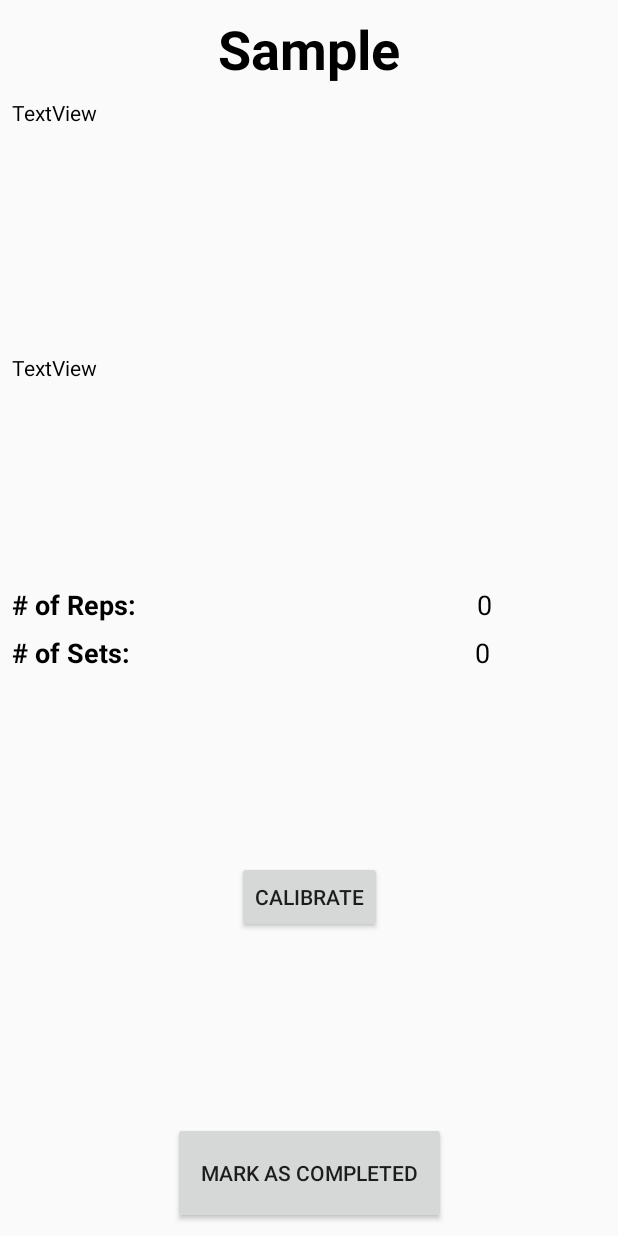
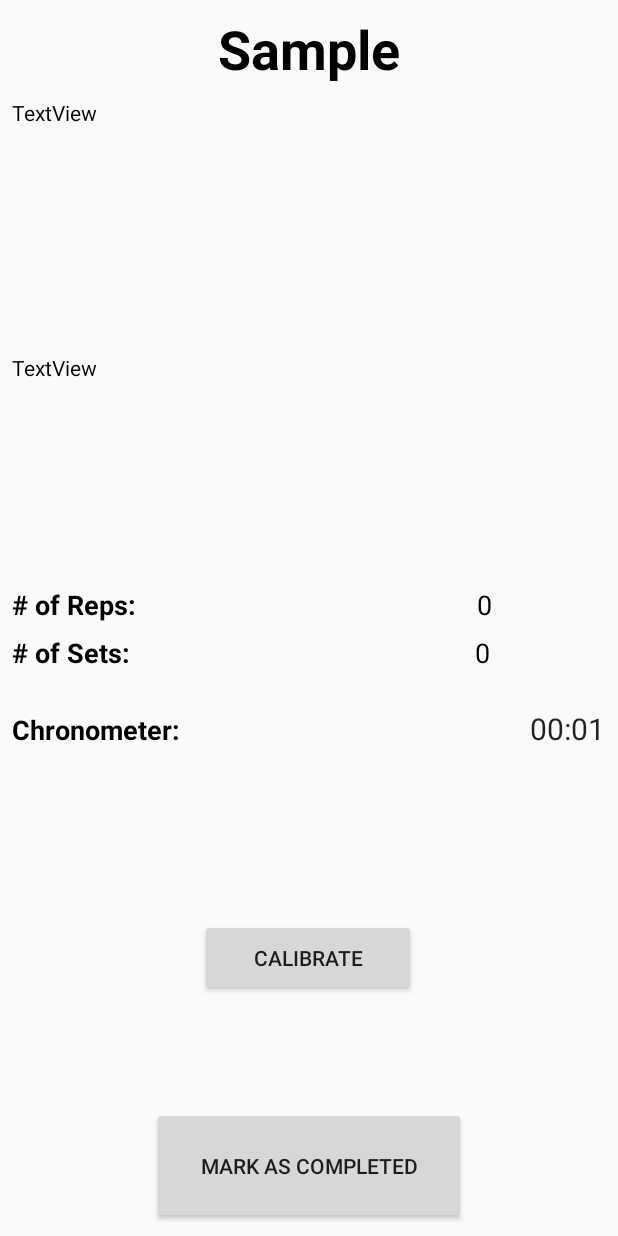
Before and after one commit to Ultranull/Train-n-Gains, an Android app: the ActiveWorkout screen opened directly, with no data from a screen before it, on a phone screen of 412 x 824 dp. Run offline under Robolectric (Android 15) with nearby library versions, the phone set to English and light mode, and no system bars; libraries missing offline, so code that uses them is left out: com.jjoe64.graphview, org.joml; 5 statements that could not run were skipped.

Commit message:
Addition of Chronometer for Workouts

```diff
--- a/app/src/main/java/banana/pudding/pie/train_n_gains/ActiveWorkout.java
+++ b/app/src/main/java/banana/pudding/pie/train_n_gains/ActiveWorkout.java
@@ -7,6 +7,7 @@ import android.hardware.Sensor;
 import android.hardware.SensorEvent;
 import android.hardware.SensorEventListener;
 import android.hardware.SensorManager;
+import android.os.SystemClock;
 import android.support.annotation.NonNull;
 import android.support.annotation.Nullable;
 import android.support.v4.app.FragmentManager;
@@ -20,6 +21,7 @@ import android.view.View;
 import android.view.ViewGroup;
 import android.widget.ArrayAdapter;
 import android.widget.Button;
+import android.widget.Chronometer;
 import android.widget.EditText;
 import android.widget.ListView;
 import android.widget.TextView;
@@ -44,6 +46,9 @@ public class ActiveWorkout extends AppCompatActivity  implements SensorEventList
     private WorkoutPlan currentPlan;
     private DatabaseHelper myDB;
     private Cursor data;
+
+    private Chronometer chronometer;
+    private boolean running;
 
     @Override
     protected void onCreate(Bundle savedInstanceState) {
@@ -74,6 +79,7 @@ public class ActiveWorkout extends AppCompatActivity  implements SensorEventList
         setsview=findViewById(R.id.number_of_sets);
         completeWorkout = findViewById(R.id.completed_button);
         calibrate=findViewById(R.id.calibrate_button);
+        chronometer=findViewById(R.id.chronometer);
 
 
         {
@@ -97,18 +103,35 @@ public class ActiveWorkout extends AppCompatActivity  implements SensorEventList
         description.setText(descriptionList.get(itr));
         instructions.setText(instructionsList.get(itr));
 
+        //Start Chronometer for the first exercise
+        if(!running) {
+            chronometer.setBase(SystemClock.elapsedRealtime());
+            chronometer.start();
+            running = true;
+        }
+
         completeWorkout.setOnClickListener(new View.OnClickListener() {
             @Override
             public void onClick(View view) {
                 if(size < nameList.size())
                 {
+                    //chronometer.stop();
+                    //pauseOffset = SystemClock.elapsedRealtime() - chronometer.getBase();
+
                     itr++;
                     size++;
-                    repsview.setText("");
-                    setsview.setText("");
+
+                    repsview.setText("0");
+                    setsview.setText("0");
+
                     workoutName.setText(nameList.get(itr));
                     description.setText(descriptionList.get(itr));
                     instructions.setText(instructionsList.get(itr));
+
+                    //Reset chronometer for next workout
+                    chronometer.setBase(SystemClock.elapsedRealtime());
+                    chronometer.start();
+
                 }
                 else
                 {
@@ -123,6 +146,8 @@ public class ActiveWorkout extends AppCompatActivity  implements SensorEventList
         sensorManager=(SensorManager) getSystemService(SENSOR_SERVICE);
         sensorManager.registerListener(this,
                 sensorManager.getDefaultSensor(Sensor.TYPE_ACCELEROMETER),sensorManager.SENSOR_DELAY_NORMAL);
+
+
     }
     @Override
     public void onClick(View view) {
--- a/app/src/main/res/layout/active_workout.xml
+++ b/app/src/main/res/layout/active_workout.xml
@@ -117,10 +117,44 @@
             android:textSize="18sp" />
     </LinearLayout>
 
+
+    <LinearLayout
+        android:id="@+id/linearLayout3"
+        android:layout_width="395dp"
+        android:layout_height="35dp"
+        android:layout_marginStart="8dp"
+        android:layout_marginTop="24dp"
+        android:layout_marginEnd="8dp"
+        android:orientation="horizontal"
+        app:layout_constraintEnd_toEndOf="parent"
+        app:layout_constraintHorizontal_bias="0.0"
+        app:layout_constraintStart_toStartOf="parent"
+        app:layout_constraintTop_toBottomOf="@+id/linearLayout2">
+
+        <TextView
+            android:id="@+id/ChronoTitle"
+            android:layout_width="299dp"
+            android:layout_height="wrap_content"
+            android:layout_weight="1"
+            android:text="Chronometer:"
+            android:textColor="@android:color/black"
+            android:textSize="18sp"
+            android:textStyle="bold" />
+
+        <Chronometer
+            android:id="@+id/chronometer"
+            android:layout_width="wrap_content"
+            android:layout_height="wrap_content"
+            android:textSize="20sp"
+            tools:layout_editor_absoluteX="198dp"
+            tools:layout_editor_absoluteY="514dp" />
+    </LinearLayout>
+
+
     <Button
         android:id="@+id/completed_button"
-        android:layout_width="182dp"
-        android:layout_height="68dp"
+        android:layout_width="209dp"
+        android:layout_height="78dp"
         android:layout_marginStart="8dp"
         android:layout_marginEnd="8dp"
         android:layout_marginBottom="8dp"
@@ -131,8 +165,8 @@
 
     <Button
         android:id="@+id/calibrate_button"
-        android:layout_width="wrap_content"
-        android:layout_height="wrap_content"
+        android:layout_width="144dp"
+        android:layout_height="51dp"
         android:layout_marginStart="8dp"
         android:layout_marginTop="8dp"
         android:layout_marginEnd="8dp"
@@ -140,7 +174,9 @@
         android:text="Calibrate"
         app:layout_constraintBottom_toTopOf="@+id/completed_button"
         app:layout_constraintEnd_toEndOf="parent"
+        app:layout_constraintHorizontal_bias="0.498"
         app:layout_constraintStart_toStartOf="parent"
-        app:layout_constraintTop_toBottomOf="@+id/linearLayout2" />
+        app:layout_constraintTop_toBottomOf="@+id/linearLayout3"
+        app:layout_constraintVertical_bias="0.597" />
 
 </android.support.constraint.ConstraintLayout>
```
